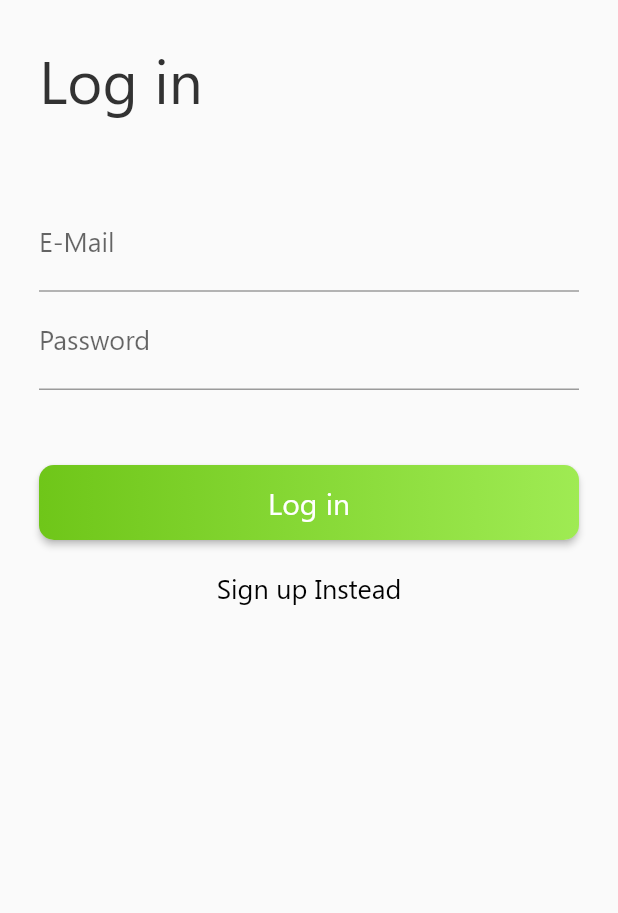
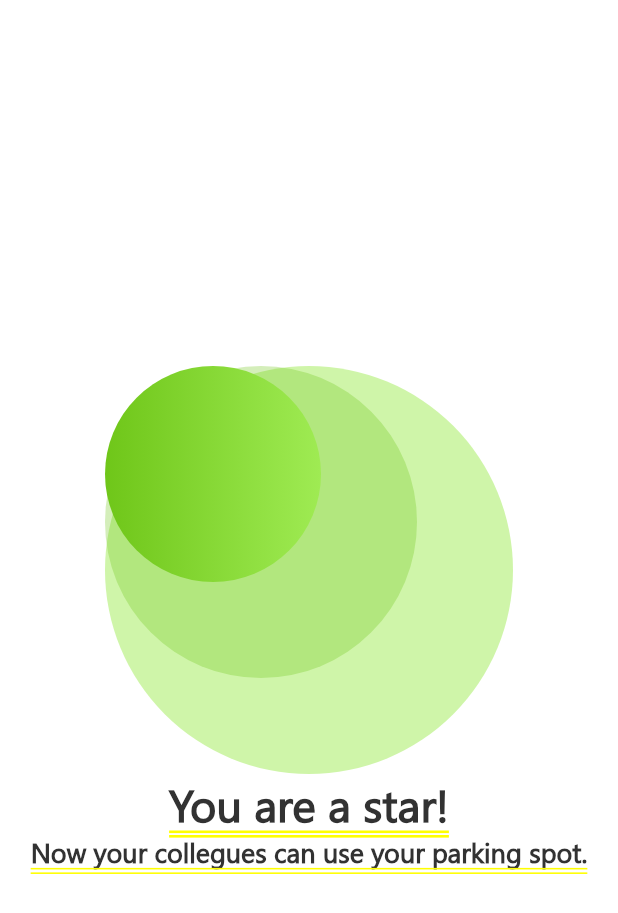
Before and after one commit to nelci592/FlutterApp, a Flutter app: the screen it shows after launch, on a phone screen of 412 x 824 dp. Shown: the top 913 px of the screen. Run offline on Flutter 3.47's test engine with Material 2 defaults, Android fonts, the phone set to English and light mode, and no system bars; missing offline and left inert: dart:js.

Commit message:
updated login and added success sharing screen

```diff
--- a/progress_app/lib/main.dart
+++ b/progress_app/lib/main.dart
@@ -4,6 +4,8 @@ import 'package:provider/provider.dart';
 import './providers/auth.dart';
 import './screens/auth_screen.dart';
 import './screens/overview_screen.dart';
+import './screens/success_sharing_screen.dart';
+
 void main() => runApp(MyApp());
 
 class MyApp extends StatelessWidget {
@@ -21,10 +23,11 @@ class MyApp extends StatelessWidget {
               theme: ThemeData(
                 fontFamily: 'Segoe',
               ),
-              home: auth.isAuth ? OverviewScreen() : AuthScreen(),
-              routes: {
-                OverviewScreen.routeName: (ctx) => OverviewScreen(),
-              },
+              home: SuccessSharing(),
+              //home: auth.isAuth ? OverviewScreen() : AuthScreen(),
+              // routes: {
+              //   OverviewScreen.routeName: (ctx) => OverviewScreen(),
+              // },
             ),
       ),
     );
--- a/progress_app/lib/providers/auth.dart
+++ b/progress_app/lib/providers/auth.dart
@@ -26,6 +26,7 @@ class Auth with ChangeNotifier {
   Future<void> _authenticate(
       String email, String password, String urlSegment) async {
     try {
+      final url = ";
       final response = await http.post(
         url,
         body: json.encode(
--- a/progress_app/lib/screens/auth_screen.dart
+++ b/progress_app/lib/screens/auth_screen.dart
@@ -5,7 +5,6 @@ import 'package:provider/provider.dart';
 
 import '../providers/auth.dart';
 import '../models/http_exception.dart';
-
 
 enum AuthMode { Signup, Login }
 
@@ -17,11 +16,9 @@ class AuthScreen extends StatelessWidget {
     final deviceSize = MediaQuery.of(context).size;
 
     return Scaffold(
-      // resizeToAvoidBottomInset: false,
       body: Stack(
         children: <Widget>[
           Container(
-           // child: Container(
             height: deviceSize.height,
             width: deviceSize.width,
             child: SingleChildScrollView(
@@ -36,7 +33,6 @@ class AuthScreen extends StatelessWidget {
               ),
             ),
           ),
-       //   ),
         ],
       ),
     );
@@ -122,6 +118,7 @@ class _AuthCardState extends State<AuthCard> {
           'Could not authenticate you. Please try again later.';
       _showErrorDialog(errorMessage);
     }
+
     setState(() {
       _isLoading = false;
     });
@@ -142,33 +139,34 @@ class _AuthCardState extends State<AuthCard> {
   @override
   Widget build(BuildContext context) {
     final deviceSize = MediaQuery.of(context).size;
-    return  Container(
+    return Container(
+      padding: EdgeInsets.fromLTRB(0, 74, 0, 74),
+      child: Container(
         width: deviceSize.width,
         padding: EdgeInsets.all(26.0),
+        child: Form(
+          key: _formKey,
+          child: SingleChildScrollView(
             child: Column(
               children: <Widget>[
                 SizedBox(
                   width: double.infinity,
                   child: Container(
-                      padding: EdgeInsets.fromLTRB(0, 0, 0, 50),
+                    padding: EdgeInsets.fromLTRB(0, 62, 0, 20),
                     child: Text(
                         _authMode == AuthMode.Login ? 'Log in' : 'Sign up',
                         textAlign: TextAlign.left,
                         style: TextStyle(
                             color: Color.fromRGBO(50, 50, 50, 1),
-                              fontSize:40,
-                              fontFamily: 'Segoe'
-                              )),
+                            fontSize: 30,
+                            fontFamily: 'Segoe')),
                   ),
                 ),
                 TextFormField(
-              decoration: InputDecoration(
-                labelText: 'E-Mail',
+                  style: TextStyle(
+                    fontSize: 14,
                   ),
-              style: TextStyle(
-                              fontSize:18,
-                              fontFamily: 'Segoe'
-                              ),
+                  decoration: InputDecoration(labelText: 'Email'),
                   keyboardType: TextInputType.emailAddress,
                   validator: (value) {
                     if (value.isEmpty || !value.contains('@')) {
@@ -180,12 +178,11 @@ class _AuthCardState extends State<AuthCard> {
                   },
                 ),
                 TextFormField(
+                  style: TextStyle(
+                    fontSize: 14,
+                  ),
                   decoration: InputDecoration(labelText: 'Password'),
                   obscureText: true,
-              style: TextStyle(
-                              fontSize:18,
-                              fontFamily: 'Segoe'
-                              ),
                   controller: _passwordController,
                   validator: (value) {
                     if (value.isEmpty || value.length < 5) {
@@ -198,13 +195,12 @@ class _AuthCardState extends State<AuthCard> {
                 ),
                 if (_authMode == AuthMode.Signup)
                   TextFormField(
+                    style: TextStyle(
+                      fontSize: 14,
+                    ),
                     enabled: _authMode == AuthMode.Signup,
                     decoration: InputDecoration(labelText: 'Confirm Password'),
                     obscureText: true,
-                style: TextStyle(
-                              fontSize:18,
-                              fontFamily: 'Segoe'
-                              ),
                     validator: _authMode == AuthMode.Signup
                         ? (value) {
                             if (value != _passwordController.text) {
@@ -214,12 +210,13 @@ class _AuthCardState extends State<AuthCard> {
                         : null,
                   ),
                 SizedBox(
-              height: 50,
+                  height: 20,
                 ),
                 if (_isLoading)
                   CircularProgressIndicator()
                 else
                   Container(
+                    //  padding: EdgeInsets.fromLTRB(0, 10, 0, 0),
                     height: 50.0,
                     child: RaisedButton(
                       onPressed: _submit,
@@ -246,8 +243,7 @@ class _AuthCardState extends State<AuthCard> {
                             textAlign: TextAlign.center,
                             style: TextStyle(
                               color: Colors.white,
-                              fontSize:20,
-                              fontFamily: 'Segoe'
+                              fontSize: 20,
                             ),
                           ),
                         ),
@@ -258,9 +254,8 @@ class _AuthCardState extends State<AuthCard> {
                   child: Text(
                     '${_authMode == AuthMode.Login ? 'Sign up' : 'Log in'} Instead',
                     style: TextStyle(
-                              color: Colors.black,
-                              fontSize:18,
-                              fontFamily: 'Segoe'),),
+                        color: Colors.black, fontSize: 18, fontFamily: 'Segoe'),
+                  ),
                   onPressed: _switchAuthMode,
                   padding: EdgeInsets.fromLTRB(0, 20, 0, 0),
                   materialTapTargetSize: MaterialTapTargetSize.shrinkWrap,
@@ -268,7 +263,9 @@ class _AuthCardState extends State<AuthCard> {
                 ),
               ],
             ),
-      )
-    ;
+          ),
+        ),
+      ),
+    );
   }
 }
--- /dev/null
+++ b/progress_app/lib/screens/success_sharing_screen.dart
@@ -0,0 +1,83 @@
+import 'package:flutter/material.dart';
+
+class SuccessSharing extends StatelessWidget {
+  @override
+  Widget build(BuildContext context) {
+    final deviceSize = MediaQuery.of(context).size;
+    return Container(
+      color: Colors.white,
+      height: deviceSize.height,
+      width: deviceSize.width,
+      child: Column(
+        mainAxisAlignment: MainAxisAlignment.center,
+        crossAxisAlignment: CrossAxisAlignment.center,
+        children: <Widget>[
+          Stack(
+            children: <Widget>[
+              Container(
+                width: 272,
+                height: 272,
+                decoration: BoxDecoration(
+                    shape: BoxShape.circle,
+                    color: Color.fromRGBO(159, 235, 83, 0.5)),
+              ),
+              Column(
+                mainAxisAlignment: MainAxisAlignment.center,
+                crossAxisAlignment: CrossAxisAlignment.center,
+                children: <Widget>[
+                  Container(
+                    width: 208,
+                    height: 208,
+                    decoration: BoxDecoration(
+                        shape: BoxShape.circle,
+                        color: Color.fromRGBO(111, 198, 25, 0.3)),
+                  ),
+                ],
+              ),
+              Column(
+                children: <Widget>[
+                  Container(
+                    width: 144,
+                    height: 144,
+                    decoration: BoxDecoration(
+                        gradient: LinearGradient(
+                          colors: [
+                            Color.fromRGBO(111, 198, 25, 1),
+                            Color.fromRGBO(159, 235, 83, 1)
+                          ],
+                          begin: Alignment.centerLeft,
+                          end: Alignment.centerRight,
+                        ),
+                        shape: BoxShape.circle,
+                        color: Colors.lightBlue),
+                  ),
+                ],
+              ),
+
+            ],
+          ),
+          Container(
+           // padding: EdgeInsets.fromLTRB(0, 62, 0, 20),
+            child: Text("You are a star!",
+                textAlign: TextAlign.left,
+                style: TextStyle(
+                  color: Color.fromRGBO(50, 50, 50, 1),
+                  fontSize: 30,
+                  fontFamily: "Segoe",
+                )),
+          ),
+          Container(
+          //  padding: EdgeInsets.fromLTRB(0, 62, 0, 20),
+            child: Text("Now your collegues can use your parking spot.",
+                textAlign: TextAlign.left,
+                style: TextStyle(
+                  color: Color.fromRGBO(50, 50, 50, 1),
+                  fontSize: 18,
+                  fontFamily: "Segoe",
+                )),
+          ),
+        ],
+      ),
+    );
+  }
+}
```
Lines whose indentation alone changed are shown as unchanged.
